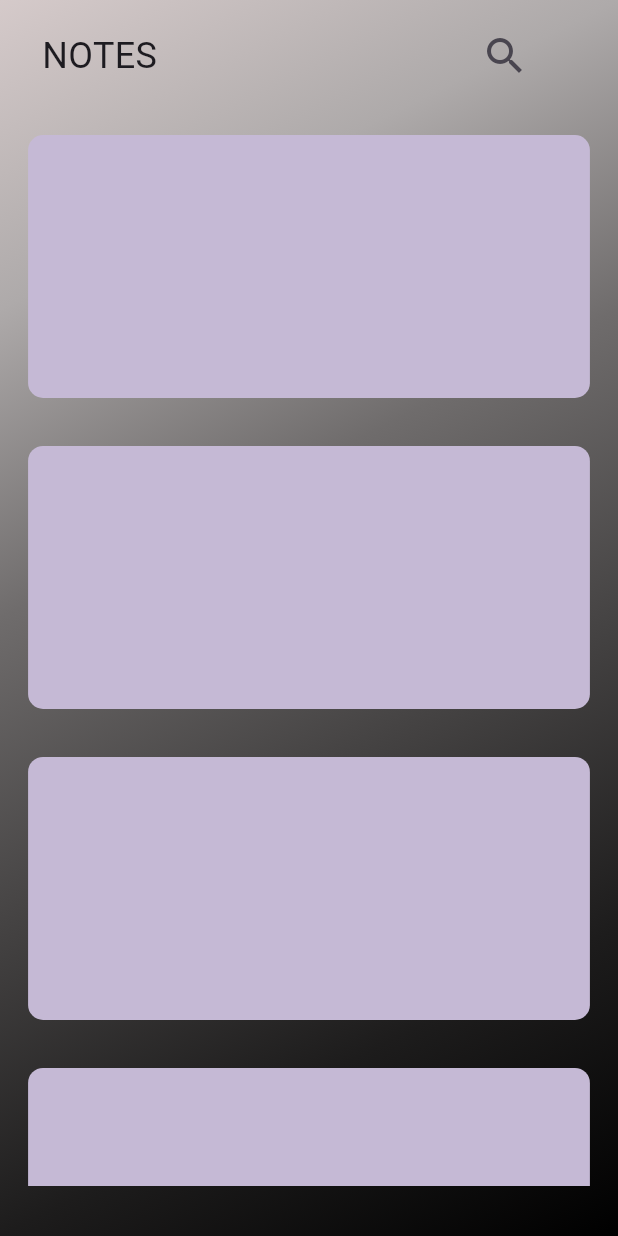
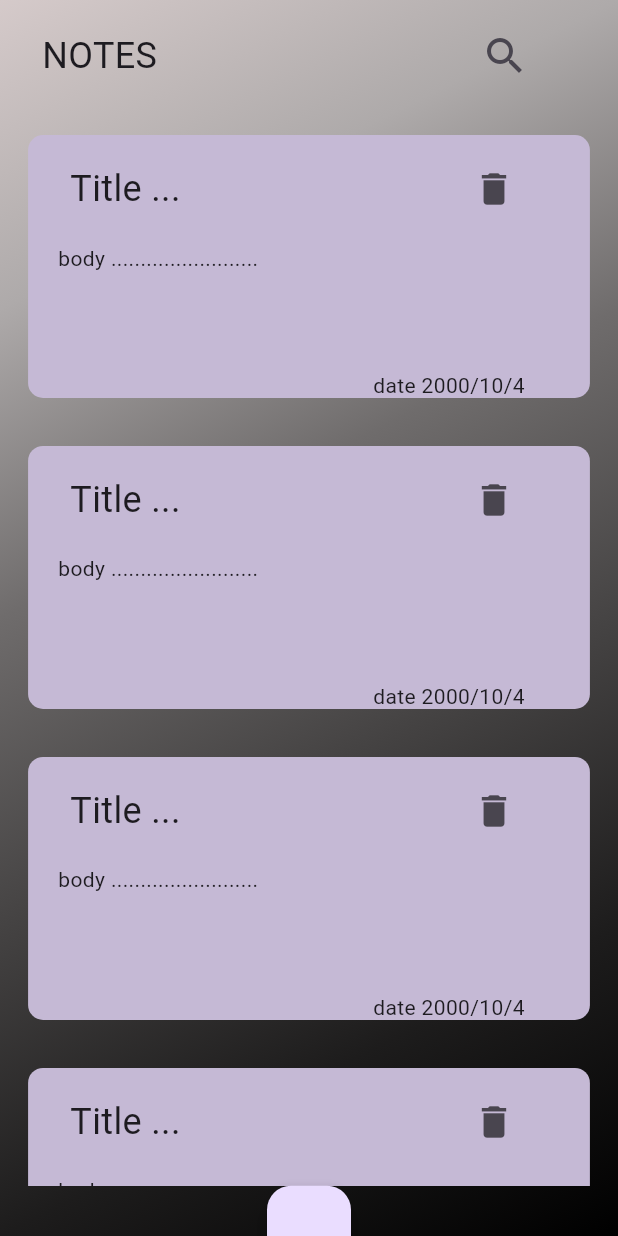
Before and after one commit to YHYA-FR/note_app, a Flutter app: the screen it shows after launch, on a phone screen of 412 x 824 dp. Run offline on Flutter 3.47's test engine with Material 3 defaults, Android fonts, the phone set to English and light mode, and no system bars.

Commit message:
first version frome edit note page

```diff
--- a/lib/home.dart
+++ b/lib/home.dart
@@ -1,6 +1,7 @@
 import 'package:flutter/material.dart';
 import 'package:notes/constVar.dart';
 import 'package:notes/homeTitle.dart';
+import 'package:notes/notePage.dart';
 import 'package:notes/notesContainer.dart';
 
 // ignore: camel_case_types
@@ -12,6 +13,11 @@ class home extends StatelessWidget {
 
     return  MaterialApp(
       debugShowCheckedModeBanner: false,
+      routes: {
+        'home':(context) => home(),
+        'notePage':(context) => notePage(),
+
+      },
       home: SafeArea(
         child: DecoratedBox(
           decoration: const BoxDecoration(
@@ -30,7 +36,8 @@ class home extends StatelessWidget {
                       padding: EdgeInsets.symmetric(vertical: 16),
                       child: notesContainer(),
                     ),),
-                )
+                ),
+                FloatingActionButton(onPressed: () => null,)
               ],
             ),
           ),
--- a/lib/notesContainer.dart
+++ b/lib/notesContainer.dart
@@ -7,13 +7,56 @@ class notesContainer extends StatelessWidget {
 
   @override
   Widget build(BuildContext context) {
-    return Container(
-      decoration: BoxDecoration(
-        color: Color.fromARGB(255, 197, 185, 213),
-        borderRadius: BorderRadius.circular(10) ,
+    return GestureDetector
+    (
+      onTap: () => Navigator.of(context).pushNamed('notePage'),
+      child: Container(
+        decoration: BoxDecoration(
+          color: Color.fromARGB(255, 197, 185, 213),
+          borderRadius: BorderRadius.circular(10),
+        ),
+        height: MediaQuery.sizeOf(context).height / 4.7,
+        child: Column(
+          crossAxisAlignment: CrossAxisAlignment.start,
+          children: [
+            Padding(
+              padding: const EdgeInsets.only(top: 12),
+              child: Row(
+                children: [
+                  SizedBox(
+                    width: 28,
+                  ),
+                  Text(
+                    'Title ...',
+                    style: TextStyle(fontSize: 24),
+                  ),
+                  SizedBox(
+                    width: 185,
+                  ),
+                  IconButton(
+                      onPressed: () {},
+                      icon: Icon(
+                        Icons.delete,
+                        size: 28,
+                      ))
+                ],
+              ),
+            ),
+            Padding(
+              padding: const EdgeInsets.only(top: 12, left: 20, bottom: 65),
+              child: Text(
+                'body .........................',
+              ),
+            ),
+            Padding(
+              padding: const EdgeInsets.only(left: 230),
+              child: Text(
+                'date 2000/10/4',
+              ),
+            )
+          ],
+        ),
       ),
-      height: MediaQuery.sizeOf(context).height/4.7,
-
-                    );
+    );
   }
 }
```
Also changed, not shown: lib/notePage.dart (added, +74 -0 lines).
